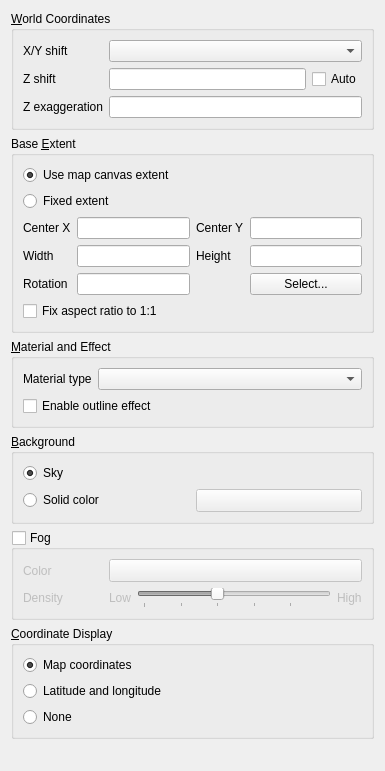
Old version of the form ui/sceneproperties.ui in the repository minorua/Qgis2threejs.
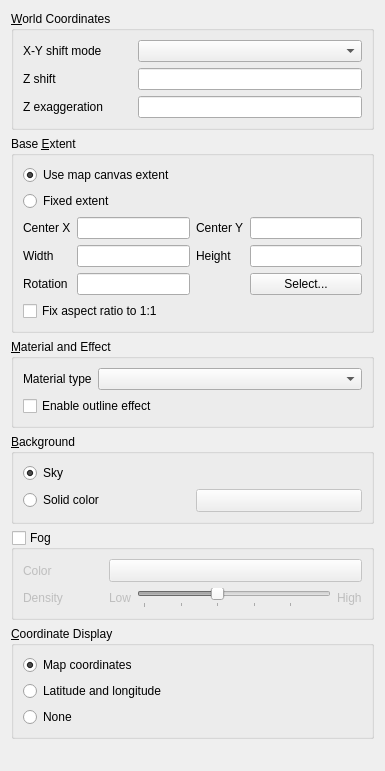
New version of the form. Custom widgets are drawn as their Qt base class.

The edit to the form file:
```diff
--- a/ui/sceneproperties.ui
+++ b/ui/sceneproperties.ui
@@ -23,7 +23,7 @@
       <item row="3" column="0">
        <widget class="QLabel" name="label_3">
         <property name="text">
-         <string>X/Y shift</string>
+         <string>X-Y shift mode</string>
         </property>
        </widget>
       </item>
@@ -50,23 +50,6 @@
         </property>
        </widget>
       </item>
-      <item row="6" column="1">
-       <widget class="QLineEdit" name="lineEdit_zShift">
-        <property name="inputMethodHints">
-         <set>Qt::ImhFormattedNumbersOnly</set>
-        </property>
-       </widget>
-      </item>
-      <item row="6" column="2">
-       <widget class="QCheckBox" name="checkBox_autoZShift">
-        <property name="toolTip">
-         <string>Automatic vertical shift adjustment</string>
-        </property>
-        <property name="text">
-         <string>Auto</string>
-        </property>
-       </widget>
-      </item>
       <item row="6" column="0">
        <widget class="QLabel" name="label_2">
         <property name="text">
@@ -77,6 +60,13 @@
       <item row="3" column="1" colspan="2">
        <widget class="QComboBox" name="comboBox_xyShift"/>
       </item>
+      <item row="6" column="1" colspan="2">
+       <widget class="QLineEdit" name="lineEdit_zShift">
+        <property name="inputMethodHints">
+         <set>Qt::ImhFormattedNumbersOnly</set>
+        </property>
+       </widget>
+      </item>
      </layout>
     </widget>
    </item>
```
